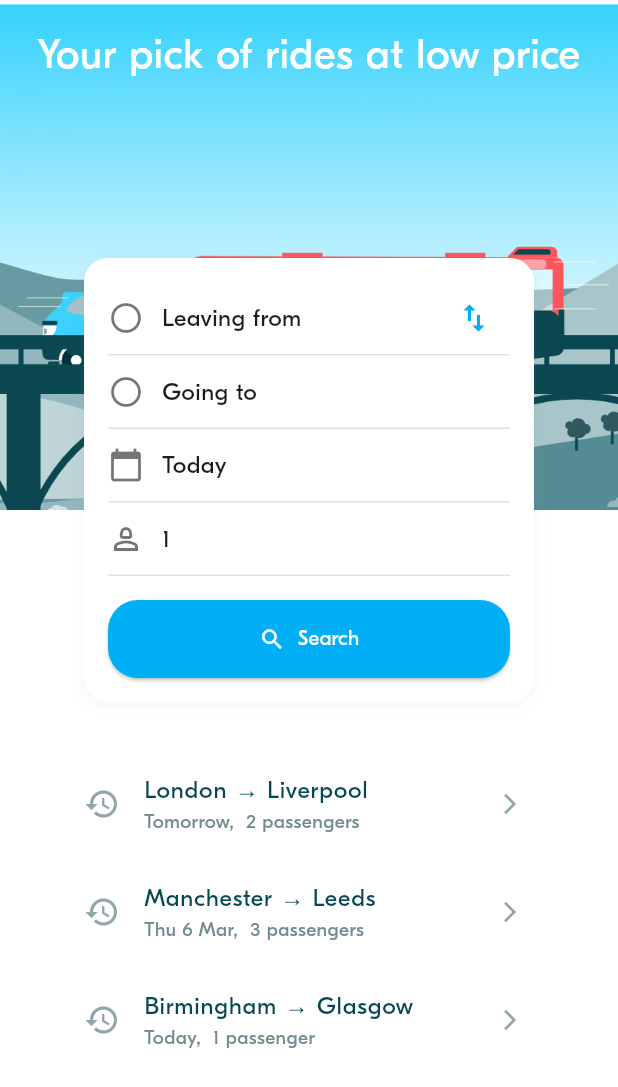
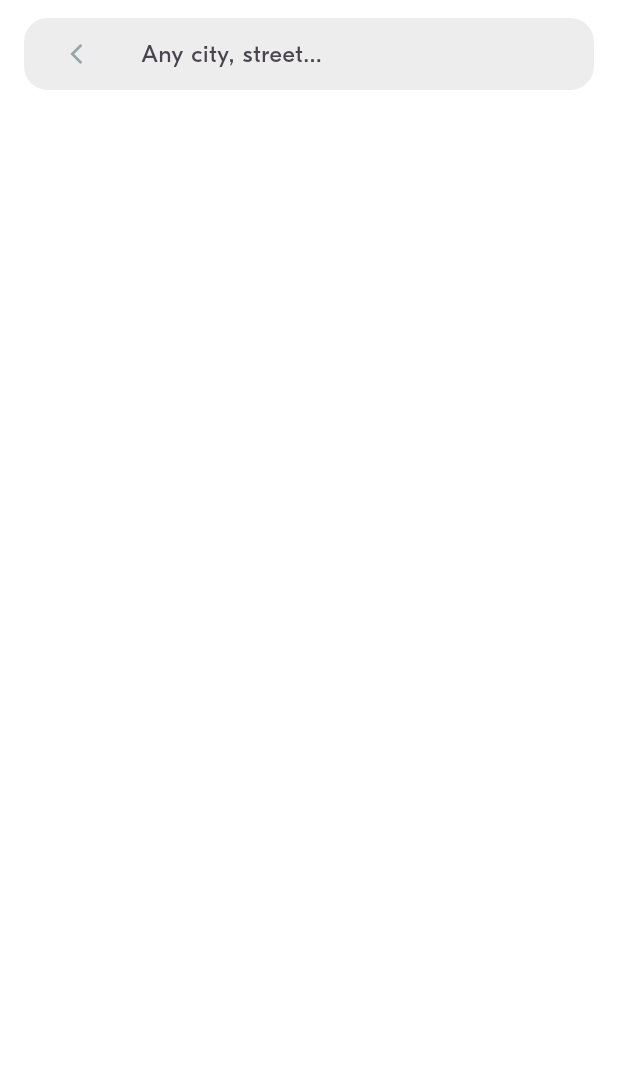
Before and after one commit to Somawatey/blablacar_ver2, a Flutter app: the screen it shows after launch, after a tap on "Leaving from", on a phone screen of 412 x 824 dp. Shown: the top 1087 px of the screen. Run offline on Flutter 3.47's test engine with Material 3 defaults, Android fonts, the phone set to English and light mode, and no system bars; project files that could hold a hidden picture were left out.

Commit message:
BLA-005 – Implement the Location Picker

```diff
--- a/lib/screens/ride_pref/widgets/ride_pref_form.dart
+++ b/lib/screens/ride_pref/widgets/ride_pref_form.dart
@@ -1,9 +1,11 @@
 import 'package:flutter/material.dart';
 import 'package:week_3_blabla_project/theme/theme.dart';
+import 'package:week_3_blabla_project/utils/animations_util.dart';
 import 'package:week_3_blabla_project/utils/date_time_util.dart';
 import 'package:week_3_blabla_project/widgets/actions/bla_button.dart';
 import 'package:week_3_blabla_project/widgets/display/bla_divider.dart';
 import 'package:week_3_blabla_project/screens/ride_pref/widgets/ride_pref_list.dart';
+import 'package:week_3_blabla_project/widgets/inputs/bla_location_picker.dart';
 
 import '../../../model/ride/locations.dart';
 import '../../../model/ride_pref/ride_pref.dart';
@@ -33,8 +35,6 @@ class _RidePrefFormState extends State<RidePrefForm> {
   Location? arrival;
   late int requestedSeats;
 
-
-
   // ----------------------------------
   // Initialize the Form attributes
   // ----------------------------------
@@ -55,30 +55,44 @@ class _RidePrefFormState extends State<RidePrefForm> {
     }
   }
 
-
   // ----------------------------------
   // Handle events
   // ----------------------------------
 
-  void onDepartureSelected(Location location) {
+  void onDepartureSelected() async {
+    // 1- Select a location
+    Location? selectedLocation = await Navigator.of(context)
+        .push<Location>(AnimationUtils.createBottomToTopRoute(BlaLocationPicker(
+      initLocation: departure,
+    )));
+    if (selectedLocation != null) {
       setState(() {
-      departure = location;
+        departure = selectedLocation;
       });
     }
+  }
 
-  void onArrivalSelected(Location location) {
+  void onArrivalSelected() async {
+    {
+      Location? selectedLocation = await Navigator.of(context).push<Location>(
+        AnimationUtils.createBottomToTopRoute(BlaLocationPicker(initLocation: arrival,)));
+      if (selectedLocation != null) {
         setState(() {
-      arrival = location;
+          arrival = selectedLocation;
         });
+      }
+    }
   }
 
   void switchLocations() {
+
       setState(() {
         final temp = departure;
         departure = arrival;
         arrival = temp;
       });
       print("switching locations");
+
   }
 
   void _handleSearch() {
@@ -88,6 +102,7 @@ class _RidePrefFormState extends State<RidePrefForm> {
       print("Please select a departure and arrival location");
     }
   }
+
   // ----------------------------------
   // Compute the widgets rendering
   // ----------------------------------
@@ -131,10 +146,17 @@ class _RidePrefFormState extends State<RidePrefForm> {
             RidePrefList(
               icon: Icons.radio_button_unchecked,
               text: departureLabel,
-              onTap: () => {},
+              onTap: onDepartureSelected,
               trailing: IconButton(
-                icon: Icon(Icons.swap_vert, color: BlaColors.primary),
-                onPressed: switchLocations,
+                icon: Icon(
+                  Icons.swap_vert,
+                  color: (departure != null || arrival != null)
+                      ? BlaColors.primary
+                      : BlaColors.neutralLight,
+                ),
+                onPressed: (departure != null || arrival != null)
+                    ? switchLocations
+                    : null,
               ),
             ),
             BlaDivider(),
@@ -142,8 +164,8 @@ class _RidePrefFormState extends State<RidePrefForm> {
             // Arrival Location
             RidePrefList(
               icon: Icons.radio_button_unchecked,
-              text: arrivalLabel,  // Using getter
-              onTap: () => {},
+              text: arrivalLabel,
+              onTap: onArrivalSelected,
             ),
             const SizedBox(height: BlaSpacings.s),
             BlaDivider(),
@@ -152,7 +174,7 @@ class _RidePrefFormState extends State<RidePrefForm> {
             // Date
             RidePrefList(
               icon: Icons.calendar_today,
-              text: dateLabel,  // Using getter
+              text: dateLabel, // Using getter
               onTap: () => {},
             ),
             const SizedBox(height: BlaSpacings.s),
@@ -160,7 +182,8 @@ class _RidePrefFormState extends State<RidePrefForm> {
             const SizedBox(height: BlaSpacings.s),
             // Number of Seats
             RidePrefList(
-              icon: Icons.person_2_outlined,  // Use 'icon' instead of 'leftIcon' for consistency
+              icon: Icons
+                  .person_2_outlined, // Use 'icon' instead of 'leftIcon' for consistency
               text: numberLabel,
               onTap: () => {},
             ),
--- /dev/null
+++ b/lib/widgets/inputs/bla_location_picker.dart
@@ -0,0 +1,176 @@
+import 'package:flutter/material.dart';
+import 'package:week_3_blabla_project/model/ride/locations.dart';
+import 'package:week_3_blabla_project/service/locations_service.dart';
+import 'package:week_3_blabla_project/theme/theme.dart';
+
+class BlaLocationPicker extends StatefulWidget {
+  final Location? initLocation;
+
+  const BlaLocationPicker({super.key, this.initLocation});
+
+  @override
+  State<BlaLocationPicker> createState() => _BlaLocationPickerState();
+}
+
+class _BlaLocationPickerState extends State<BlaLocationPicker> {
+  List<Location> filteredLocations = [];
+
+  void onBackSelected() {
+    Navigator.of(context).pop();
+  }
+
+  void onLocationSelected(Location location) {
+    Navigator.of(context).pop(location);
+  }
+
+  void onSearchChanged(String searchText) {
+    if (searchText.length <= 1) {
+      setState(() => filteredLocations = []);
+      return;
+    }
+
+    setState(() {
+      filteredLocations = LocationsService.availableLocations
+          .where((location) =>
+              location.name.toUpperCase().contains(searchText.toUpperCase()))
+          .toList();
+    });
+  }
+
+  @override
+  Widget build(BuildContext context) {
+    return Scaffold(
+      body: SafeArea(
+        child: Padding(
+          padding: const EdgeInsets.only(
+            left: BlaSpacings.m,
+            right: BlaSpacings.m,
+            top: BlaSpacings.s
+          ),
+          child: Column(
+            children: [
+              BlaSearchBar(
+                onBackPressed: onBackSelected,
+                onSearchChanged: onSearchChanged,
+              ),
+              const SizedBox(height: BlaSpacings.m),
+              Expanded(
+                child: ListView.builder(
+                  itemCount: filteredLocations.length,
+                  itemBuilder: (ctx, index) => LocationTile(
+                    location: filteredLocations[index],
+                    onSelected: onLocationSelected,
+                  ),
+                ),
+              ),
+            ],
+          ),
+        ),
+      ),
+    );
+  }
+}
+
+class LocationTile extends StatelessWidget {
+  final Location location;
+  final Function(Location location) onSelected;
+
+  const LocationTile({
+    super.key,
+    required this.location,
+    required this.onSelected
+  });
+
+  @override
+  Widget build(BuildContext context) {
+    return ListTile(
+      onTap: () => onSelected(location),
+      title: Text(
+        location.name,
+        style: BlaTextStyles.body.copyWith(color: BlaColors.textNormal)
+      ),
+      subtitle: Text(
+        location.country.name,
+        style: BlaTextStyles.label.copyWith(color: BlaColors.textLight)
+      ),
+      trailing: Icon(
+        Icons.arrow_forward_ios,
+        color: BlaColors.iconLight,
+        size: 16,
+      ),
+    );
+  }
+}
+
+class BlaSearchBar extends StatefulWidget {
+  final Function(String text) onSearchChanged;
+  final VoidCallback onBackPressed;
+
+  const BlaSearchBar({
+    super.key,
+    required this.onSearchChanged,
+    required this.onBackPressed
+  });
+
+  @override
+  State<BlaSearchBar> createState() => _BlaSearchBarState();
+}
+
+class _BlaSearchBarState extends State<BlaSearchBar> {
+  final TextEditingController _controller = TextEditingController();
+  final FocusNode _focusNode = FocusNode();
+
+  @override
+  void dispose() {
+    _controller.dispose();
+    _focusNode.dispose();
+    super.dispose();
+  }
+
+  @override
+  Widget build(BuildContext context) {
+    return Container(
+      decoration: BoxDecoration(
+        color: BlaColors.backgroundAccent,
+        borderRadius: BorderRadius.circular(BlaSpacings.radius),
+      ),
+      child: Row(
+        children: [
+          Padding(
+            padding: const EdgeInsets.symmetric(horizontal: 15),
+            child: IconButton(
+              onPressed: widget.onBackPressed,
+              icon: Icon(
+                Icons.arrow_back_ios,
+                color: BlaColors.iconLight,
+                size: 16,
+              ),
+            ),
+          ),
+          Expanded(
+            child: TextField(
+              focusNode: _focusNode,
+              controller: _controller,
+              style: TextStyle(color: BlaColors.textLight),
+              decoration: const InputDecoration(
+                hintText: "Any city, street...",
+                border: InputBorder.none,
+                filled: false,
+              ),
+              onChanged: widget.onSearchChanged,
+            ),
+          ),
+          if (_controller.text.isNotEmpty)
+            IconButton(
+              icon: Icon(Icons.close, color: BlaColors.iconLight),
+              onPressed: () {
+                _controller.clear();
+                _focusNode.requestFocus();
+                widget.onSearchChanged("");
+              },
+            ),
+        ],
+      ),
+    );
+  }
+}
```
Lines whose indentation alone changed are shown as unchanged.
